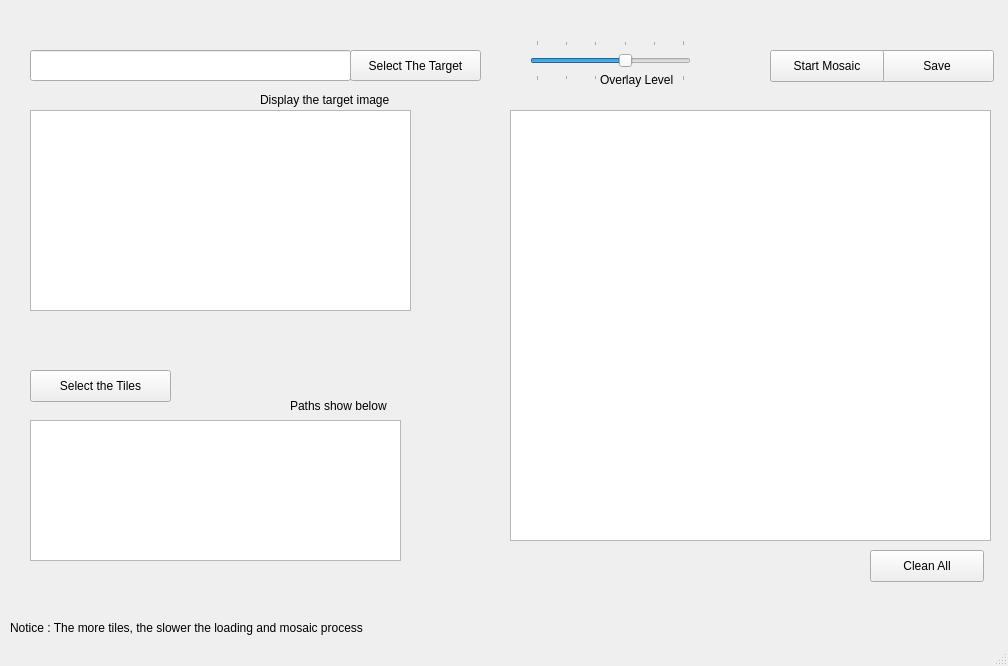
First picture: the form in mainwindow.ui, repository AnnnnW/ImageMosaicGUI, before the edit.
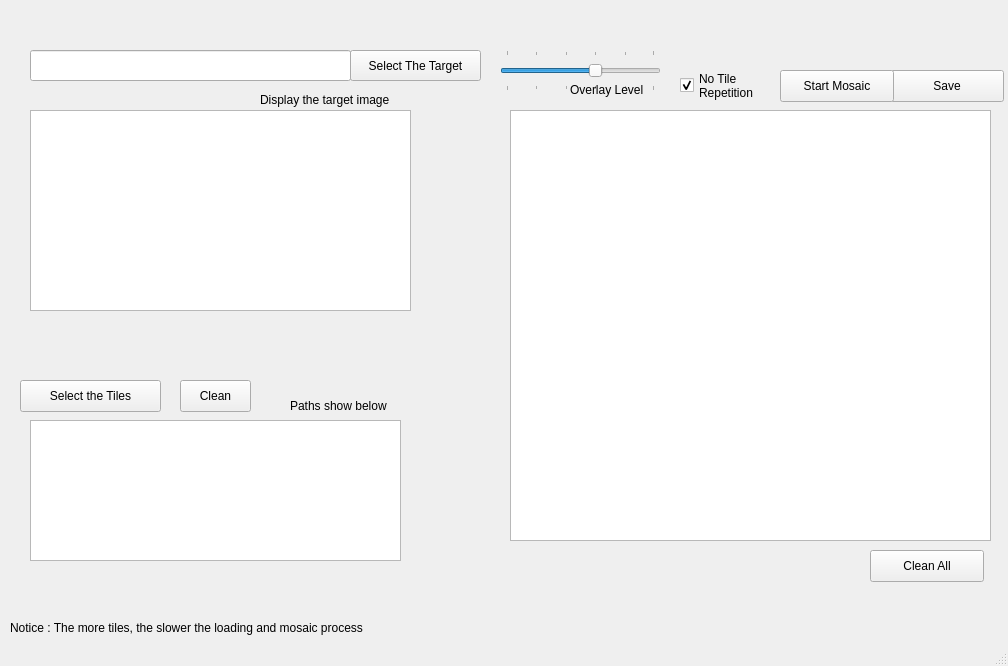
Second picture: the form after the edit.

The edit to the form file:
```diff
--- a/mainwindow.ui
+++ b/mainwindow.ui
@@ -33,8 +33,8 @@
    <widget class="QPushButton" name="tilesSelection">
     <property name="geometry">
      <rect>
-      <x>30</x>
-      <y>370</y>
+      <x>20</x>
+      <y>380</y>
       <width>141</width>
       <height>32</height>
      </rect>
@@ -88,8 +88,8 @@
    <widget class="QPushButton" name="saveButton">
     <property name="geometry">
      <rect>
-      <x>880</x>
-      <y>50</y>
+      <x>890</x>
+      <y>70</y>
       <width>114</width>
       <height>32</height>
      </rect>
@@ -140,8 +140,8 @@
    <widget class="QPushButton" name="runButton">
     <property name="geometry">
      <rect>
-      <x>770</x>
-      <y>50</y>
+      <x>780</x>
+      <y>70</y>
       <width>114</width>
       <height>32</height>
      </rect>
@@ -153,8 +153,8 @@
    <widget class="QSlider" name="overlaySlider">
     <property name="geometry">
      <rect>
-      <x>530</x>
-      <y>40</y>
+      <x>500</x>
+      <y>50</y>
       <width>161</width>
       <height>41</height>
      </rect>
@@ -162,8 +162,11 @@
     <property name="mouseTracking">
      <bool>true</bool>
     </property>
+    <property name="autoFillBackground">
+     <bool>true</bool>
+    </property>
     <property name="maximum">
-     <number>100</number>
+     <number>99</number>
     </property>
     <property name="singleStep">
      <number>20</number>
@@ -216,8 +219,8 @@
    <widget class="QLabel" name="label_4">
     <property name="geometry">
      <rect>
-      <x>600</x>
-      <y>70</y>
+      <x>570</x>
+      <y>80</y>
       <width>101</width>
       <height>20</height>
      </rect>
@@ -226,6 +229,39 @@
      <string>Overlay Level</string>
     </property>
    </widget>
+   <widget class="QCheckBox" name="checkTileRepetition">
+    <property name="geometry">
+     <rect>
+      <x>680</x>
+      <y>70</y>
+      <width>81</width>
+      <height>31</height>
+     </rect>
+    </property>
+    <property name="autoFillBackground">
+     <bool>false</bool>
+    </property>
+    <property name="text">
+     <string>No Tile 
+Repetition</string>
+    </property>
+    <property name="checked">
+     <bool>true</bool>
+    </property>
+   </widget>
+   <widget class="QPushButton" name="cleanTilePathButton">
+    <property name="geometry">
+     <rect>
+      <x>180</x>
+      <y>380</y>
+      <width>71</width>
+      <height>32</height>
+     </rect>
+    </property>
+    <property name="text">
+     <string>Clean</string>
+    </property>
+   </widget>
   </widget>
   <widget class="QStatusBar" name="statusBar"/>
  </widget>
```
Left out of the diff: 9 changed lines with no effect on the pictures.
